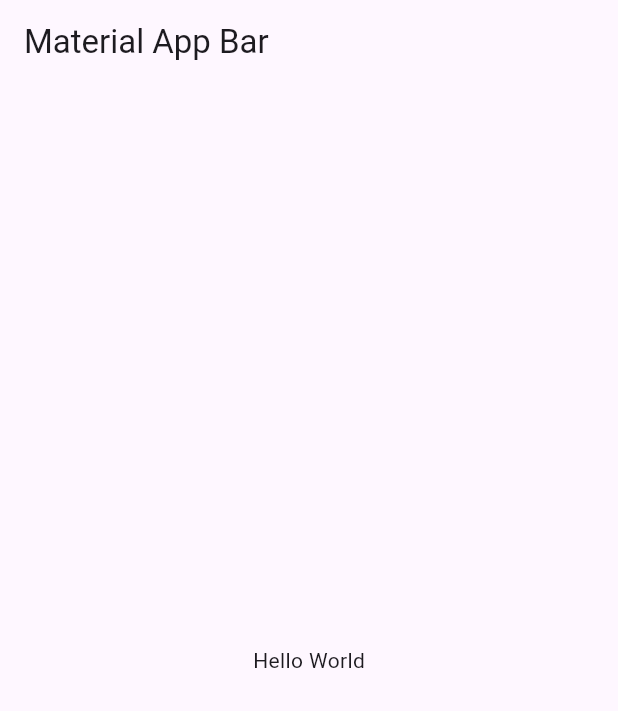
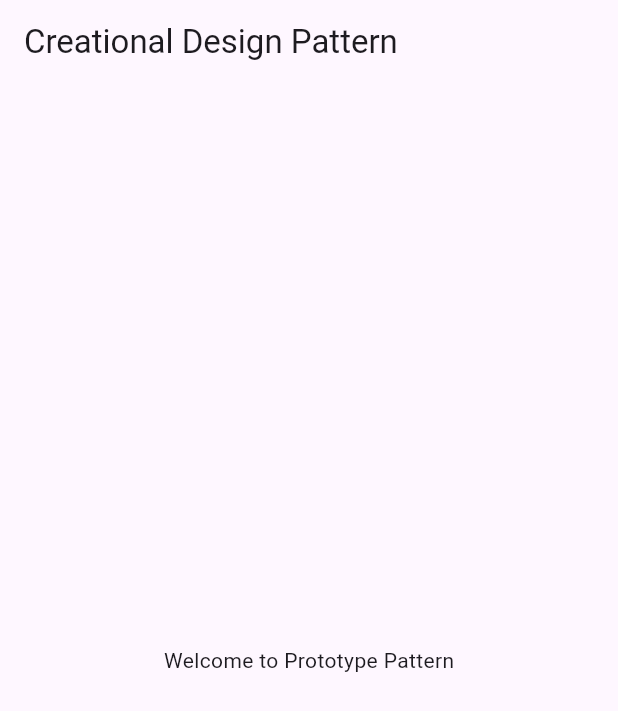
Before and after one commit to JimenaLeyva07/pattern_prototype, a Flutter app: the screen it shows after launch, on a phone screen of 412 x 824 dp. Shown: the top 711 px of the screen. Run offline on Flutter 3.47's test engine with Material 3 defaults, Android fonts, the light colour scheme and no system bars.

Commit message:
empty app

```diff
--- a/lib/main.dart
+++ b/lib/main.dart
@@ -8,13 +8,15 @@ class MyApp extends StatelessWidget {
   @override
   Widget build(BuildContext context) {
     return MaterialApp(
+      debugShowCheckedModeBanner: false,
+      theme: ThemeData(useMaterial3: true),
       title: 'Material App',
       home: Scaffold(
         appBar: AppBar(
-          title: const Text('Material App Bar'),
+          title: const Text('Creational Design Pattern'),
         ),
         body: const Center(
-          child: Text('Hello World'),
+          child: Text('Welcome to Prototype Pattern'),
         ),
       ),
     );
```
